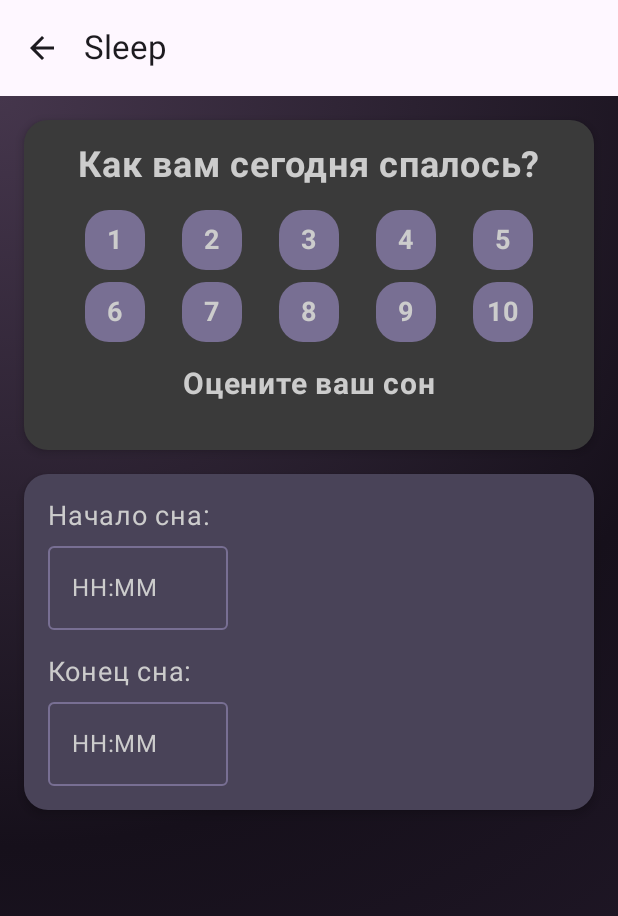
After one commit to Zozhaura/frontend, an Android app built with Jetpack Compose: the SleepScreen screen opened through its navigation route, on a phone screen of 412 x 824 dp. The commit adds this screen. Shown: the top 916 px of the screen. Run offline under Robolectric (Android 15) with nearby library versions, the phone set to English and light mode, and no system bars.

Commit message:
creating page with sleep

```diff
--- a/app/src/main/java/com/example/myapplication/navigation/AppNavigation.kt
+++ b/app/src/main/java/com/example/myapplication/navigation/AppNavigation.kt
@@ -13,6 +13,7 @@ import com.example.myapplication.food.FoodScreen
 import com.example.myapplication.profile.ProfileScreen
 import com.example.myapplication.pulse.PulseScreen
 import com.example.myapplication.registration.RegistrationScreen
+import com.example.myapplication.sleep.SleepScreen
 import com.example.myapplication.step.StepScreen
 import com.example.myapplication.vitamin.VitaminScreen
 
@@ -32,5 +33,6 @@ fun AppNavigation(navController: NavHostController) {
         composable("calendar") { CalendarScreen() }
         composable("pulse") { PulseScreen(navController) }
         composable("vitamin") { VitaminScreen() }
+        composable("sleep") { SleepScreen() }
     }
 }
--- a/app/src/main/java/com/example/myapplication/navigation/BottomNavigation.kt
+++ b/app/src/main/java/com/example/myapplication/navigation/BottomNavigation.kt
@@ -31,5 +31,10 @@ fun BottomNavigation(navController: NavHostController) {
             onClick = { navController.navigate("pulse") },
             icon = { Icon(painterResource(id = R.drawable.heart), contentDescription = "Pulse") }
         )
+        NavigationBarItem(
+            selected = false,
+            onClick = { navController.navigate("sleep") },
+            icon = { Icon(painterResource(id = R.drawable.sleep), contentDescription = "Sleep") }
+        )
     }
 }
--- /dev/null
+++ b/app/src/main/java/com/example/myapplication/sleep/SleepScreen.kt
@@ -0,0 +1,345 @@
+@file:OptIn(ExperimentalMaterial3Api::class)
+
+package com.example.myapplication.sleep
+
+import androidx.compose.foundation.background
+import androidx.compose.foundation.clickable
+import androidx.compose.foundation.layout.*
+import androidx.compose.foundation.shape.RoundedCornerShape
+import androidx.compose.foundation.text.KeyboardOptions
+import androidx.compose.material3.*
+import androidx.compose.runtime.*
+import androidx.compose.ui.Alignment
+import androidx.compose.ui.Modifier
+import androidx.compose.ui.graphics.Color
+import androidx.compose.ui.text.AnnotatedString
+import androidx.compose.ui.text.font.FontWeight
+import androidx.compose.ui.text.input.KeyboardType
+import androidx.compose.ui.text.input.OffsetMapping
+import androidx.compose.ui.text.input.TransformedText
+import androidx.compose.ui.text.input.VisualTransformation
+import androidx.compose.ui.unit.dp
+import androidx.compose.ui.unit.sp
+
+object SleepColors {
+    val CardBackground = Color(0xFF494358)
+    val TextColor = Color.LightGray
+    val SelectedColor = Color(0xFFBB86FC)
+    val UnselectedColor = Color(0xFF786F93)
+    val NumberBlockColor = Color(0xFF3A3A3A)
+}
+
+object SleepDimens {
+    val PaddingSmall = 8.dp
+    val PaddingMedium = 16.dp
+    val CardCornerRadius = 16.dp
+    val CardElevation = 4.dp
+    val NumberSize = 40.dp
+    val TextFieldWidth = 120.dp
+}
+
+@Composable
+fun SleepScreen() {
+    var selectedRating by remember { mutableStateOf(0) }
+    var startTime by remember { mutableStateOf("") }
+    var endTime by remember { mutableStateOf("") }
+
+    val sleepDuration = calculateSleepDuration(startTime, endTime)
+
+    Column(
+        modifier = Modifier
+            .fillMaxSize()
+            .padding(SleepDimens.PaddingMedium),
+        horizontalAlignment = Alignment.CenterHorizontally
+    ) {
+        Surface(
+            modifier = Modifier
+                .fillMaxWidth()
+                .padding(bottom = SleepDimens.PaddingMedium),
+            shape = RoundedCornerShape(SleepDimens.CardCornerRadius),
+            color = SleepColors.NumberBlockColor,
+            shadowElevation = SleepDimens.CardElevation
+        ) {
+            Column(
+                modifier = Modifier.padding(SleepDimens.PaddingMedium),
+                horizontalAlignment = Alignment.CenterHorizontally
+            ) {
+                Text(
+                    text = "Как вам сегодня спалось?",
+                    fontSize = 24.sp,
+                    fontWeight = FontWeight.Bold,
+                    color = SleepColors.TextColor,
+                    modifier = Modifier.padding(bottom = SleepDimens.PaddingMedium)
+                )
+
+                Row(
+                    modifier = Modifier
+                        .fillMaxWidth()
+                        .padding(bottom = SleepDimens.PaddingSmall),
+                    horizontalArrangement = Arrangement.SpaceEvenly
+                ) {
+                    for (i in 1..5) {
+                        NumberBox(
+                            number = i,
+                            isSelected = i == selectedRating,
+                            onClick = { selectedRating = i }
+                        )
+                    }
+                }
+
+                Row(
+                    modifier = Modifier
+                        .fillMaxWidth()
+                        .padding(bottom = SleepDimens.PaddingMedium),
+                    horizontalArrangement = Arrangement.SpaceEvenly
+                ) {
+                    for (i in 6..10) {
+                        NumberBox(
+                            number = i,
+                            isSelected = i == selectedRating,
+                            onClick = { selectedRating = i }
+                        )
+                    }
+                }
+
+                Text(
+                    text = when (selectedRating) {
+                        in 8..10 -> "Отлично!"
+                        in 5..7 -> "Неплохо!"
+                        in 1..4 -> "Плохо!"
+                        else -> "Оцените ваш сон"
+                    },
+                    fontSize = 20.sp,
+                    fontWeight = FontWeight.Bold,
+                    color = SleepColors.TextColor,
+                    modifier = Modifier.padding(bottom = SleepDimens.PaddingMedium)
+                )
+            }
+        }
+
+        SleepTimeInput(
+            startTime = startTime,
+            endTime = endTime,
+            onStartTimeChange = { startTime = it },
+            onEndTimeChange = { endTime = it }
+        )
+
+        if (selectedRating > 0 && startTime.isNotEmpty() && endTime.isNotEmpty()) {
+            Surface(
+                modifier = Modifier
+                    .fillMaxWidth()
+                    .padding(top = SleepDimens.PaddingMedium),
+                shape = RoundedCornerShape(SleepDimens.CardCornerRadius),
+                color = SleepColors.CardBackground,
+                shadowElevation = SleepDimens.CardElevation
+            ) {
+                Column(
+                    modifier = Modifier.padding(SleepDimens.PaddingMedium),
+                    horizontalAlignment = Alignment.CenterHorizontally
+                ) {
+                    Text(
+                        text = "Оценим ваше качество сна:",
+                        fontSize = 20.sp,
+                        fontWeight = FontWeight.Bold,
+                        color = SleepColors.TextColor,
+                        modifier = Modifier.padding(bottom = SleepDimens.PaddingSmall)
+                    )
+
+                    Text(
+                        text = when (selectedRating) {
+                            in 8..10 -> "😊"
+                            in 5..7 -> "😐"
+                            else -> "😞"
+                        },
+                        fontSize = 40.sp,
+                        modifier = Modifier.padding(bottom = SleepDimens.PaddingSmall)
+                    )
+
+                    Text(
+                        text = "Продолжительность сна: ${sleepDuration.hours} часов ${sleepDuration.minutes} минут",
+                        fontSize = 18.sp,
+                        color = SleepColors.TextColor
+                    )
+                }
+            }
+        }
+    }
+}
+
+fun calculateSleepDuration(startTime: String, endTime: String): SleepDuration {
+    if (startTime.isEmpty() || endTime.isEmpty()) return SleepDuration(0, 0)
+
+    val startParts = startTime.split(":")
+    val endParts = endTime.split(":")
+
+    if (startParts.size != 2 || endParts.size != 2) return SleepDuration(0, 0)
+
+    val startHours = startParts[0].toIntOrNull() ?: 0
+    val startMinutes = startParts[1].toIntOrNull() ?: 0
+    val endHours = endParts[0].toIntOrNull() ?: 0
+    val endMinutes = endParts[1].toIntOrNull() ?: 0
+
+    val totalStartMinutes = startHours * 60 + startMinutes
+    val totalEndMinutes = endHours * 60 + endMinutes
+
+    var durationMinutes = totalEndMinutes - totalStartMinutes
+    if (durationMinutes < 0) {
+        durationMinutes += 24 * 60
+    }
+
+    val hours = durationMinutes / 60
+    val minutes = durationMinutes % 60
+
+    return SleepDuration(hours, minutes)
+}
+data class SleepDuration(val hours: Int, val minutes: Int)
+
+@Composable
+fun NumberBox(number: Int, isSelected: Boolean, onClick: () -> Unit) {
+    Box(
+        modifier = Modifier
+            .size(SleepDimens.NumberSize)
+            .background(
+                color = if (isSelected) SleepColors.SelectedColor else SleepColors.UnselectedColor,
+                shape = RoundedCornerShape(SleepDimens.CardCornerRadius)
+            )
+            .clickable { onClick() },
+        contentAlignment = Alignment.Center
+    ) {
+        Text(
+            text = number.toString(),
+            fontSize = 18.sp,
+            fontWeight = FontWeight.Bold,
+            color = SleepColors.TextColor
+        )
+    }
+}
+
+@Composable
+fun SleepTimeInput(
+    startTime: String,
+    endTime: String,
+    onStartTimeChange: (String) -> Unit,
+    onEndTimeChange: (String) -> Unit
+) {
+    Surface(
+        modifier = Modifier
+            .fillMaxWidth()
+            .padding(bottom = SleepDimens.PaddingMedium),
+        shape = RoundedCornerShape(SleepDimens.CardCornerRadius),
+        color = SleepColors.CardBackground,
+        shadowElevation = SleepDimens.CardElevation
+    ) {
+        Column(
+            modifier = Modifier.padding(SleepDimens.PaddingMedium)
+        ) {
+            Text(
+                text = "Начало сна:",
+                fontSize = 18.sp,
+                color = SleepColors.TextColor,
+                modifier = Modifier.padding(bottom = SleepDimens.PaddingSmall)
+            )
+            TimeTextField(
+                time = startTime,
+                onTimeChange = onStartTimeChange,
+                modifier = Modifier
+                    .width(SleepDimens.TextFieldWidth)
+                    .padding(bottom = SleepDimens.PaddingMedium)
+            )
+
+            Text(
+                text = "Конец сна:",
+                fontSize = 18.sp,
+                color = SleepColors.TextColor,
+                modifier = Modifier.padding(bottom = SleepDimens.PaddingSmall)
+            )
+            TimeTextField(
+                time = endTime,
+                onTimeChange = onEndTimeChange,
+                modifier = Modifier.width(SleepDimens.TextFieldWidth)
+            )
+        }
+    }
+}
+
+@Composable
+fun TimeTextField(
+    time: String,
+    onTimeChange: (String) -> Unit,
+    modifier: Modifier = Modifier
+) {
+    var localTime by remember { mutableStateOf(time) }
+
+    LaunchedEffect(time) {
+        localTime = time
+    }
+
+    OutlinedTextField(
+        value = localTime,
+        onValueChange = { newValue ->
+            val formattedValue = formatTimeInput(newValue)
+            if (isValidTime(formattedValue)) {
+                localTime = formattedValue
+                onTimeChange(formattedValue)
+            }
+        },
+        modifier = modifier,
+        keyboardOptions = KeyboardOptions(keyboardType = KeyboardType.Number),
+        placeholder = { Text("HH:MM", color = SleepColors.TextColor) },
+        colors = TextFieldDefaults.outlinedTextFieldColors(
+            focusedBorderColor = SleepColors.SelectedColor,
+            unfocusedBorderColor = SleepColors.UnselectedColor
+        ),
+        visualTransformation = TimeVisualTransformation()
+    )
+}
+
+fun formatTimeInput(input: String): String {
+    val digitsOnly = input.filter { it.isDigit() }
+    return when {
+        digitsOnly.isEmpty() -> ""
+        digitsOnly.length <= 2 -> digitsOnly
+        else -> "${digitsOnly.take(2)}:${digitsOnly.drop(2).take(2)}"
+    }
+}
+
+fun isValidTime(time: String): Boolean {
+    if (time.isEmpty()) return true
+
+    val parts = time.split(":")
+    if (parts.size > 2) return false
+
+    val hours = parts[0].toIntOrNull() ?: return false
+    if (hours !in 0..23) return false
+
+    if (parts.size == 2) {
+        val minutes = parts[1].toIntOrNull() ?: return false
+        if (minutes !in 0..59) return false
+    }
+
+    return true
+}
+
+class TimeVisualTransformation : VisualTransformation {
+    override fun filter(text: AnnotatedString): TransformedText {
+        val formattedText = formatTimeInput(text.text)
+        val offsetMapping = object : OffsetMapping {
+            override fun originalToTransformed(offset: Int): Int {
+                return when {
+                    offset <= 2 -> offset
+                    offset <= 4 -> offset + 1
+                    else -> 5
+                }
+            }
+
+            override fun transformedToOriginal(offset: Int): Int {
+                return when {
+                    offset <= 2 -> offset
+                    offset <= 5 -> offset - 1
+                    else -> 4
+                }
+            }
+        }
+        return TransformedText(AnnotatedString(formattedText), offsetMapping)
+    }
+}
--- a/app/src/main/res/drawable/sleep.xml
+++ b/app/src/main/res/drawable/sleep.xml
@@ -1,6 +1,6 @@
 <vector xmlns:android="http://schemas.android.com/apk/res/android"
-    android:width="510dp"
-    android:height="510dp"
+    android:width="25dp"
+    android:height="25dp"
     android:viewportWidth="510"
     android:viewportHeight="510">
   <path
```
